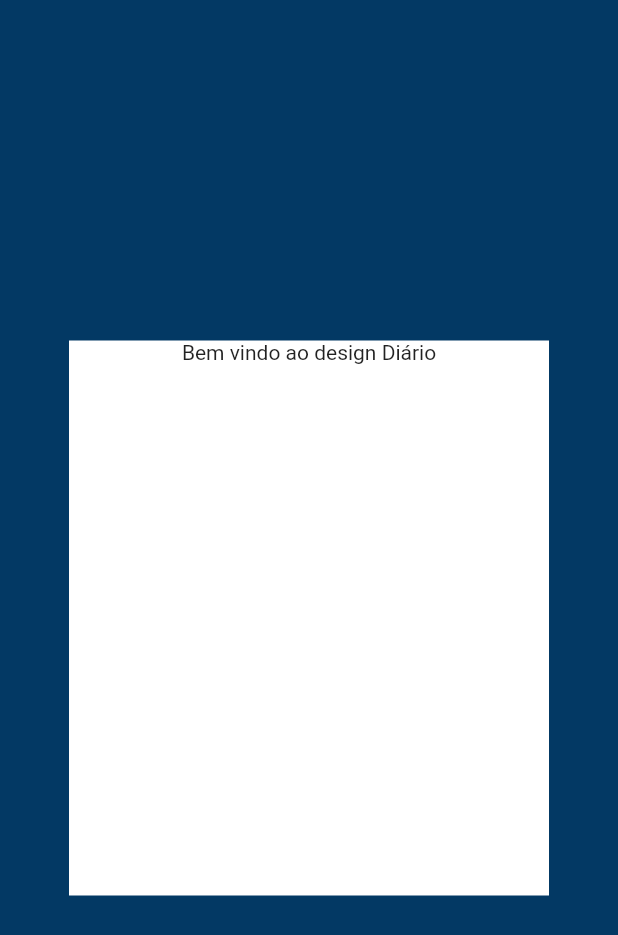
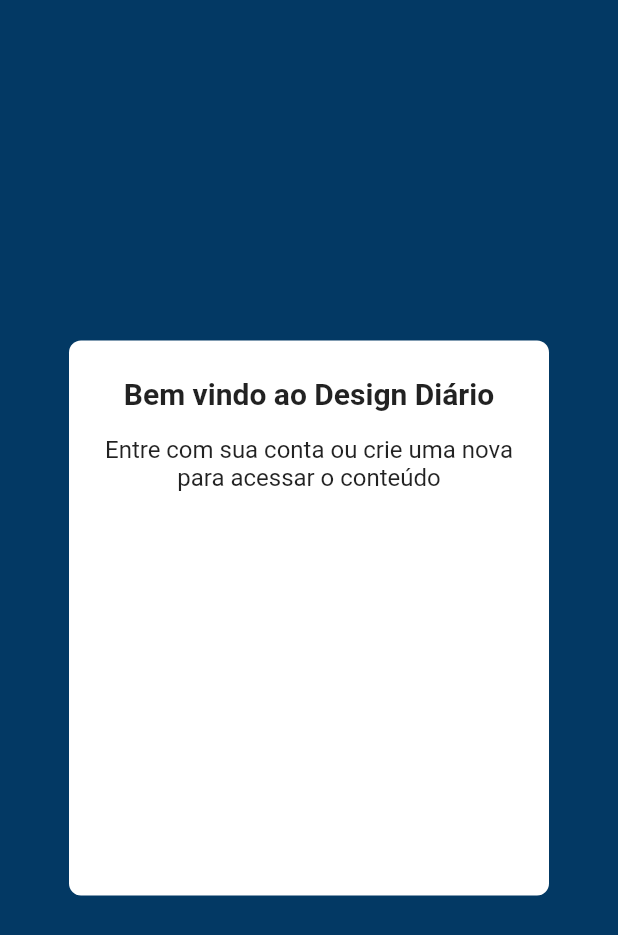
Before and after one commit to Rafa-Oli/article, a Flutter app: the screen it shows after launch, on a phone screen of 412 x 824 dp. Shown: the top 935 px of the screen. Run offline on Flutter 3.47's test engine with Material 2 defaults, Android fonts, the phone set to English and light mode, and no system bars; our stand-ins replace flutter_bloc.

Commit message:
refactor: refactor initial screen

```diff
--- a/lib/features/authentication/screens/initial_screen.dart
+++ b/lib/features/authentication/screens/initial_screen.dart
@@ -11,6 +11,7 @@ class InitialScreen extends StatefulWidget {
 class _InitialScreenState extends State<InitialScreen> {
   @override
   Widget build(BuildContext context) {
+    final theme = Theme.of(context);
     return Container(
       decoration: const BoxDecoration(
         color: Color.fromARGB(255, 3, 57, 100),
@@ -19,13 +20,39 @@ class _InitialScreenState extends State<InitialScreen> {
         backgroundColor: Colors.transparent,
         body: Center(
           child: Container(
+              // color: Colors.white,
+              decoration: BoxDecoration(
+                  color: Colors.white, borderRadius: BorderRadius.circular(8)),
               width: 320,
               height: 370,
-              color: Colors.white,
-              child: Column(
-                children: const [
-                  Expanded(child: Text('Bem vindo ao design Diário'))
-                ],
+              child: Padding(
+                padding: const EdgeInsets.all(16.0),
+                child: Column(
+                  // mainAxisAlignment: MainAxisAlignment.center,
+                  crossAxisAlignment: CrossAxisAlignment.center,
+                  children: [
+                    const SizedBox(
+                      height: 8,
+                    ),
+                    Text(
+                      'Bem vindo ao Design Diário',
+                      style: theme.textTheme.headline6!
+                          .copyWith(fontWeight: FontWeight.bold),
+                    ),
+                    const SizedBox(
+                      height: 8,
+                    ),
+                    Padding(
+                      padding: const EdgeInsets.all(8.0),
+                      child: Text(
+                        'Entre com sua conta ou crie uma nova para acessar o conteúdo',
+                        textAlign: TextAlign.center,
+                        style: theme.textTheme.subtitle1!
+                            .copyWith(fontWeight: FontWeight.normal),
+                      ),
+                    )
+                  ],
+                ),
               )),
         ),
       ),
```
